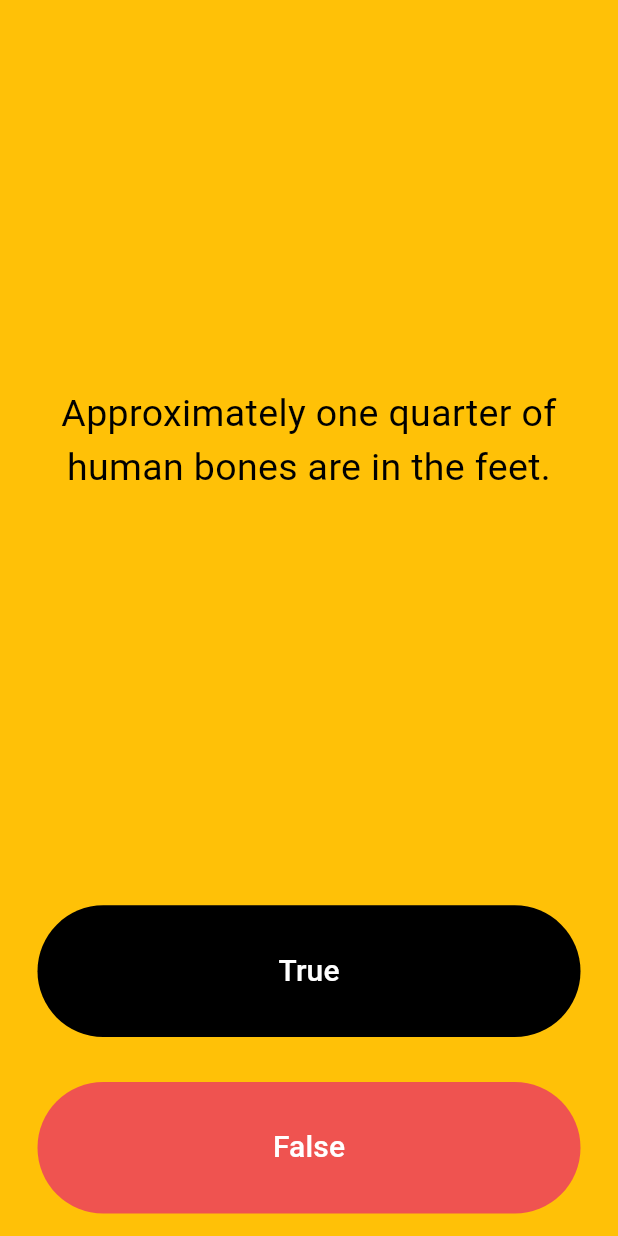
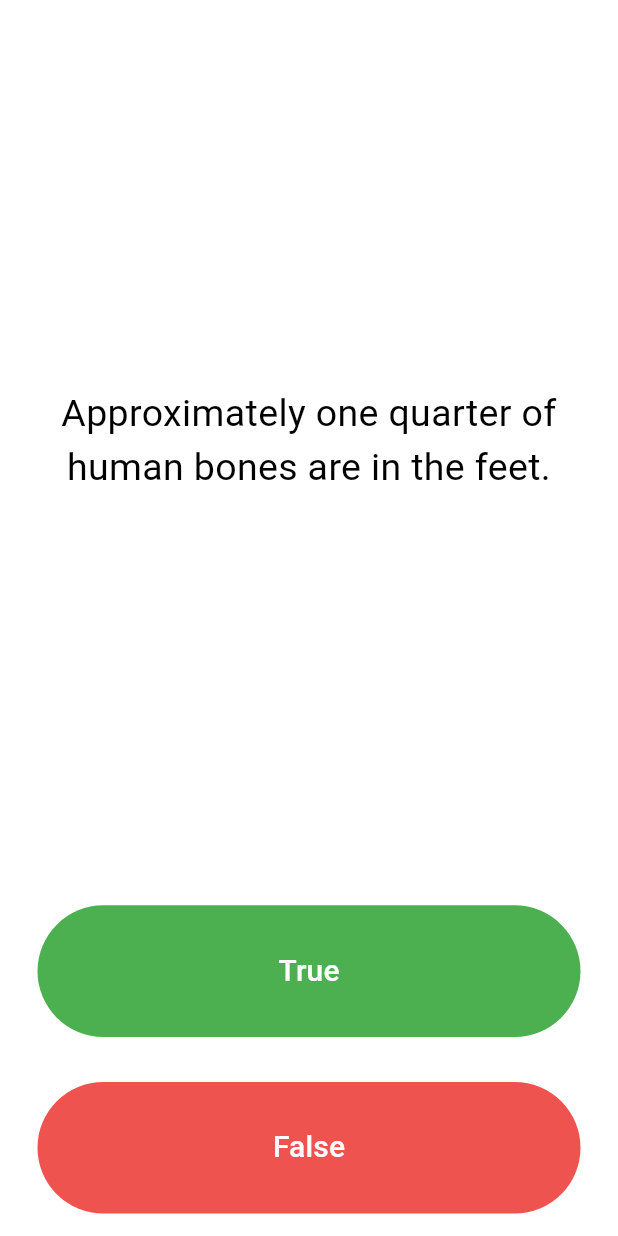
Before and after one commit to iradtaufique/quiz_app_flutter, a Flutter app: the screen it shows after launch, after a tap on "True", on a phone screen of 412 x 824 dp. Run offline on Flutter 3.47's test engine with Material 3 defaults, Android fonts, the phone set to English and light mode, and no system bars.

```diff
--- a/lib/main.dart
+++ b/lib/main.dart
@@ -9,7 +9,7 @@ class Quizzler extends StatelessWidget {
   Widget build(BuildContext context) {
     return MaterialApp(
       home: Scaffold(
-        backgroundColor: Colors.amber,
+        backgroundColor: Colors.white,
         body: SafeArea(
           child: Padding(
             padding: EdgeInsets.symmetric(horizontal: 10.0),
@@ -37,6 +37,8 @@ class _QuizPageState extends State<QuizPage> {
   ];
   // variable that keep track of the question number we are on.
   int questionNumber = 0;
+
+  List<bool> answers = [false, true, true];
   @override
   Widget build(BuildContext context) {
     return Column(
@@ -63,7 +65,7 @@ class _QuizPageState extends State<QuizPage> {
           child: Padding(
             padding: EdgeInsets.all(15.0),
             child: TextButton(
-              style: TextButton.styleFrom(backgroundColor: Colors.black),
+              style: TextButton.styleFrom(backgroundColor: Colors.green),
               child: Text(
                 'True',
                 style: TextStyle(
@@ -73,6 +75,11 @@ class _QuizPageState extends State<QuizPage> {
               ),
               onPressed: () {
                 //The user picked true.
+                bool correctAnswer = answers[questionNumber];
+                if (correctAnswer == true)
+                  print('user got it right');
+                else
+                  print('user got it wrong');
                 setState(() {
                   questionNumber++;
                 });
```
